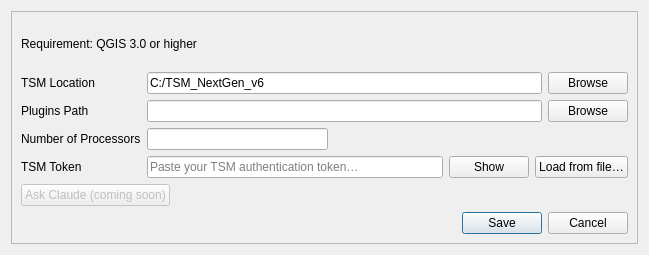
This is ui/General_Configuration.ui in TSMv6/tsm_panel as Qt 5 draws it before an edit. The edited form follows.
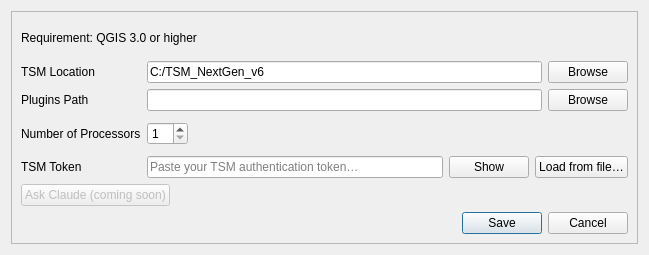
This is the edited form.

Commit message: 2.79: agentPlans MSR trip list for HyDRA; zone-seeded incremental shrink; Navteq11 two-way netPrep; run-window and processor fixes

Patch:
```diff
--- a/ui/General_Configuration.ui
+++ b/ui/General_Configuration.ui
@@ -107,7 +107,21 @@
          </widget>
         </item>
         <item>
-         <widget class="QLineEdit" name="lineEdit_NumProcessors"/>
+         <widget class="QSpinBox" name="spinBox_NumProcessors">
+          <property name="minimum">
+           <number>1</number>
+          </property>
+          <property name="toolTip">
+           <string>Threads the model engines (PopSyn, Skimmy, SDT, HyDRA, ELToD) use. Default: 80% of the processors on this machine, leaving headroom for QGIS and Windows; raise it up to the maximum for a dedicated run.</string>
+          </property>
+         </widget>
+        </item>
+        <item>
+         <widget class="QLabel" name="label_MaxProcessors">
+          <property name="text">
+           <string/>
+          </property>
+         </widget>
         </item>
         <item>
          <spacer name="horizontalSpacer">
@@ -116,7 +130,7 @@
           </property>
           <property name="sizeHint" stdset="0">
            <size>
-            <width>300</width>
+            <width>200</width>
             <height>20</height>
            </size>
           </property>
```
The commit also changes 18 other files.
